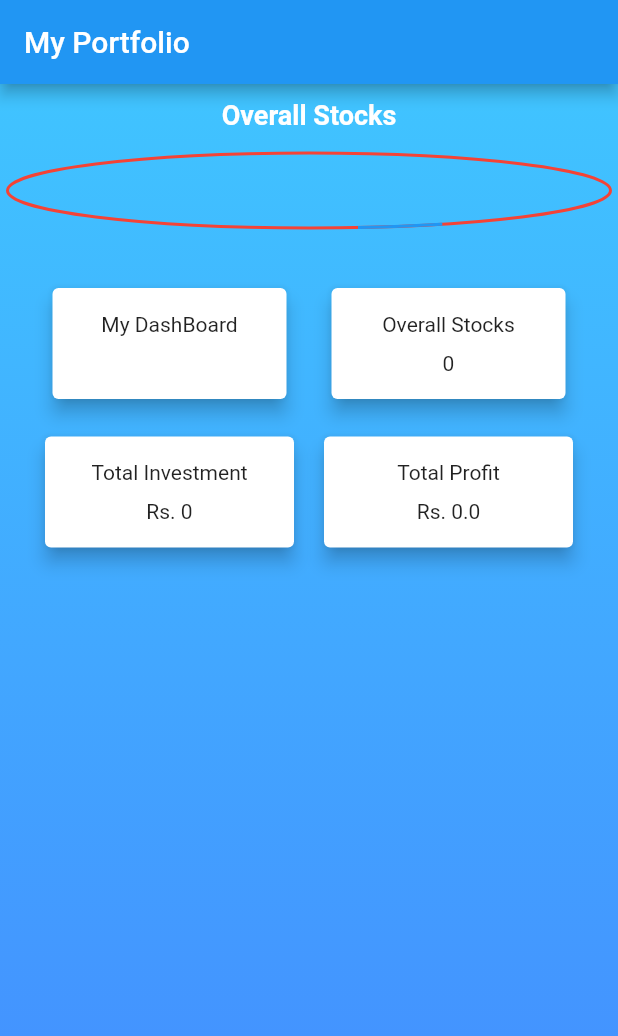
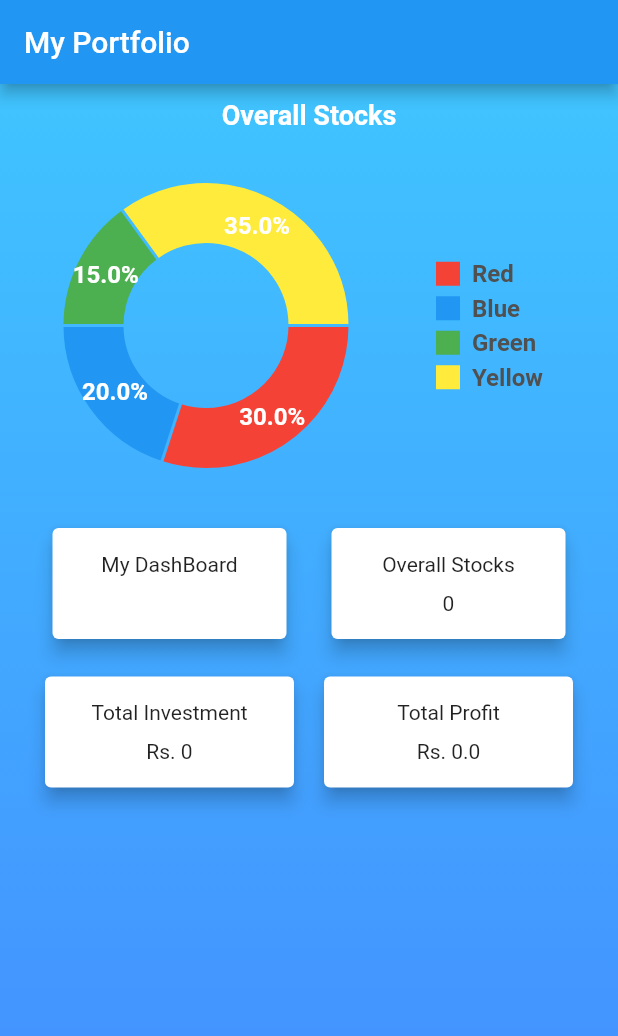
Before and after one commit to manil-123/mero_share_portfolio, a Flutter app: the screen it shows after launch, on a phone screen of 412 x 824 dp. Shown: the top 1036 px of the screen. Run offline on Flutter 3.47's test engine with Material 2 defaults, Android fonts, the phone set to English and light mode, and no system bars; drawn by our look-alikes of fl_chart; our stand-ins replace sqflite; missing offline and left inert: autocomplete_textfield; accounts and stored records are empty.

Commit message:
static pie chart added

```diff
--- a/lib/models/pie_chart_data.dart
+++ b/lib/models/pie_chart_data.dart
@@ -1,6 +1,6 @@
 import 'package:flutter/material.dart';
 
-class PieChartData {
+class PieData {
   static List<Data> data = [
     Data(
       name: 'Red',
--- a/lib/models/pie_chart_sections.dart
+++ b/lib/models/pie_chart_sections.dart
@@ -0,0 +1,22 @@
+import 'package:fl_chart/fl_chart.dart';
+import 'package:flutter/material.dart';
+import 'pie_chart_data.dart';
+
+List<PieChartSectionData> getSections() {
+  return PieData.data
+      .asMap()
+      .map<int, PieChartSectionData>((index, data) {
+        final value = PieChartSectionData(
+            color: data.color,
+            value: data.percent,
+            title: '${data.percent}%',
+            titleStyle: TextStyle(
+              fontSize: 16,
+              fontWeight: FontWeight.bold,
+              color: Colors.white,
+            ));
+        return MapEntry(index, value);
+      })
+      .values
+      .toList();
+}
--- a/lib/screens/main_screen.dart
+++ b/lib/screens/main_screen.dart
@@ -1,10 +1,13 @@
 import 'package:flutter/material.dart';
 import 'package:mero_share_portfolio/models/data_list.dart';
+import 'package:mero_share_portfolio/models/pie_chart_sections.dart';
 import 'package:mero_share_portfolio/models/share_data.dart';
 import 'package:mero_share_portfolio/models/share_data_provider.dart';
-import 'package:pie_chart/pie_chart.dart';
+import 'package:mero_share_portfolio/widgets/piechart_indicator.dart';
+// import 'package:pie_chart/pie_chart.dart';
 import 'dashboard.dart';
 import 'package:provider/provider.dart';
+import 'package:fl_chart/fl_chart.dart';
 
 class MainScreen extends StatefulWidget {
   @override
@@ -27,54 +30,54 @@ class _MainScreenState extends State<MainScreen> {
   // Colors.greenAccent,
   // Colors.pink,
 
-  Widget pieChart() {
-    return PieChart(
-      dataMap: dataMap,
-      initialAngleInDegree: 0,
-      animationDuration: Duration(milliseconds: 800),
-      chartType: ChartType.disc,
-      chartRadius: MediaQuery.of(context).size.width / 2.2,
-      ringStrokeWidth: 32,
-      colorList: colorList,
-      chartLegendSpacing: 20,
-      centerText: "Stocks",
-      legendOptions: LegendOptions(
-        showLegendsInRow: false,
-        legendPosition: LegendPosition.right,
-        showLegends: true,
-        legendShape: BoxShape.circle,
-        legendTextStyle: TextStyle(
-          fontWeight: FontWeight.bold,
-          fontSize: 8,
-          color: Colors.black87,
-        ),
-      ),
-      chartValuesOptions: ChartValuesOptions(
-        showChartValueBackground: true,
-        showChartValues: false,
-        showChartValuesInPercentage: true,
-        showChartValuesOutside: false,
-        decimalPlaces: 1,
-      ),
-    );
-  }
+  // Widget pieChart() {
+  //   return PieChart(
+  //     dataMap: dataMap,
+  //     initialAngleInDegree: 0,
+  //     animationDuration: Duration(milliseconds: 800),
+  //     chartType: ChartType.disc,
+  //     chartRadius: MediaQuery.of(context).size.width / 2.2,
+  //     ringStrokeWidth: 32,
+  //     colorList: colorList,
+  //     chartLegendSpacing: 20,
+  //     centerText: "Stocks",
+  //     legendOptions: LegendOptions(
+  //       showLegendsInRow: false,
+  //       legendPosition: LegendPosition.right,
+  //       showLegends: true,
+  //       legendShape: BoxShape.circle,
+  //       legendTextStyle: TextStyle(
+  //         fontWeight: FontWeight.bold,
+  //         fontSize: 8,
+  //         color: Colors.black87,
+  //       ),
+  //     ),
+  //     chartValuesOptions: ChartValuesOptions(
+  //       showChartValueBackground: true,
+  //       showChartValues: false,
+  //       showChartValuesInPercentage: true,
+  //       showChartValuesOutside: false,
+  //       decimalPlaces: 1,
+  //     ),
+  //   );
+  // }
 
-  Future buildPieChart() {
-    this.shareDataList =
-        Provider.of<ShareDataProvider>(context, listen: false).shareData;
-    if (shareDataList == []) {
-      dataMap.putIfAbsent("null", () => 1);
-      colorList.add(Colors.red);
-    }
-    print("dataMap $dataMap");
-    return null;
-  }
+  // Future buildPieChart() {
+  //   this.shareDataList =
+  //       Provider.of<ShareDataProvider>(context, listen: false).shareData;
+  //   if (shareDataList == []) {
+  //     dataMap.putIfAbsent("null", () => 1);
+  //     colorList.add(Colors.red);
+  //   }
+  //   print("dataMap $dataMap");
+  //   return null;
+  // }
 
-  @override
-  void initState() {
-    buildPieChart();
-    super.initState();
-  }
+  // @override
+  // void initState() {
+  //   buildPieChart();
+  //   super.initState();
+  // }
 
   @override
   Widget build(BuildContext context) {
@@ -111,27 +114,54 @@ class _MainScreenState extends State<MainScreen> {
             SizedBox(
               height: 10,
             ),
-            Container(
-              width: MediaQuery.of(context).size.width,
-              padding: EdgeInsets.all(5),
-              child: FutureBuilder(
-                future: buildPieChart(),
-                builder: (context, snapshot) {
-                  if (snapshot.hasData) {
-                    return pieChart();
-                  } else {
-                    return SizedBox(
-                      width: 50,
-                      height: 50,
-                      child: CircularProgressIndicator(
-                        strokeWidth: 2,
-                        backgroundColor: Colors.red,
-                      ),
-                    );
-                  }
-                },
-              ),
+            // Container(
+            //   width: MediaQuery.of(context).size.width,
+            //   padding: EdgeInsets.all(5),
+            //   child: FutureBuilder(
+            //     future: buildPieChart(),
+            //     builder: (context, snapshot) {
+            //       if (snapshot.hasData) {
+            //         return pieChart();
+            //       } else {
+            //         return SizedBox(
+            //           width: 50,
+            //           height: 50,
+            //           child: CircularProgressIndicator(
+            //             strokeWidth: 2,
+            //             backgroundColor: Colors.red,
+            //           ),
+            //         );
+            //       }
+            //     },
+            //   ),
+            // ),
+            SizedBox(
+              height: 20,
             ),
+            Row(
+              children: [
+                Container(
+                  width: MediaQuery.of(context).size.width / 1.5,
+                  padding: EdgeInsets.all(5),
+                  height: 200,
+                  child: PieChart(
+                    PieChartData(
+                      sections: getSections(),
+                    ),
+                  ),
+                ),
+                Row(
+                  mainAxisAlignment: MainAxisAlignment.center,
+                  children: [
+                    Padding(
+                      padding: const EdgeInsets.all(16),
+                      child: IndicatorsWidget(),
+                    ),
+                  ],
+                ),
+              ],
+            ),
+
             Container(
               width: MediaQuery.of(context).size.width,
               padding: EdgeInsets.all(20),
--- /dev/null
+++ b/lib/widgets/piechart_indicator.dart
@@ -0,0 +1,49 @@
+import 'package:flutter/material.dart';
+import 'package:mero_share_portfolio/models/pie_chart_data.dart';
+
+class IndicatorsWidget extends StatelessWidget {
+  @override
+  Widget build(BuildContext context) => Column(
+        crossAxisAlignment: CrossAxisAlignment.start,
+        children: PieData.data
+            .map(
+              (data) => Container(
+                  padding: EdgeInsets.symmetric(vertical: 2),
+                  child: buildIndicator(
+                    color: data.color,
+                    text: data.name,
+                    // isSquare: true,
+                  )),
+            )
+            .toList(),
+      );
+
+  Widget buildIndicator({
+    @required Color color,
+    @required String text,
+    bool isSquare = true,
+    double size = 16,
+    Color textColor = const Color(0xff505050),
+  }) =>
+      Row(
+        children: <Widget>[
+          Container(
+            width: size,
+            height: size,
+            decoration: BoxDecoration(
+              shape: isSquare ? BoxShape.rectangle : BoxShape.circle,
+              color: color,
+            ),
+          ),
+          const SizedBox(width: 8),
+          Text(
+            text,
+            style: TextStyle(
+              fontSize: 16,
+              fontWeight: FontWeight.bold,
+              color: textColor,
+            ),
+          )
+        ],
+      );
+}
```
